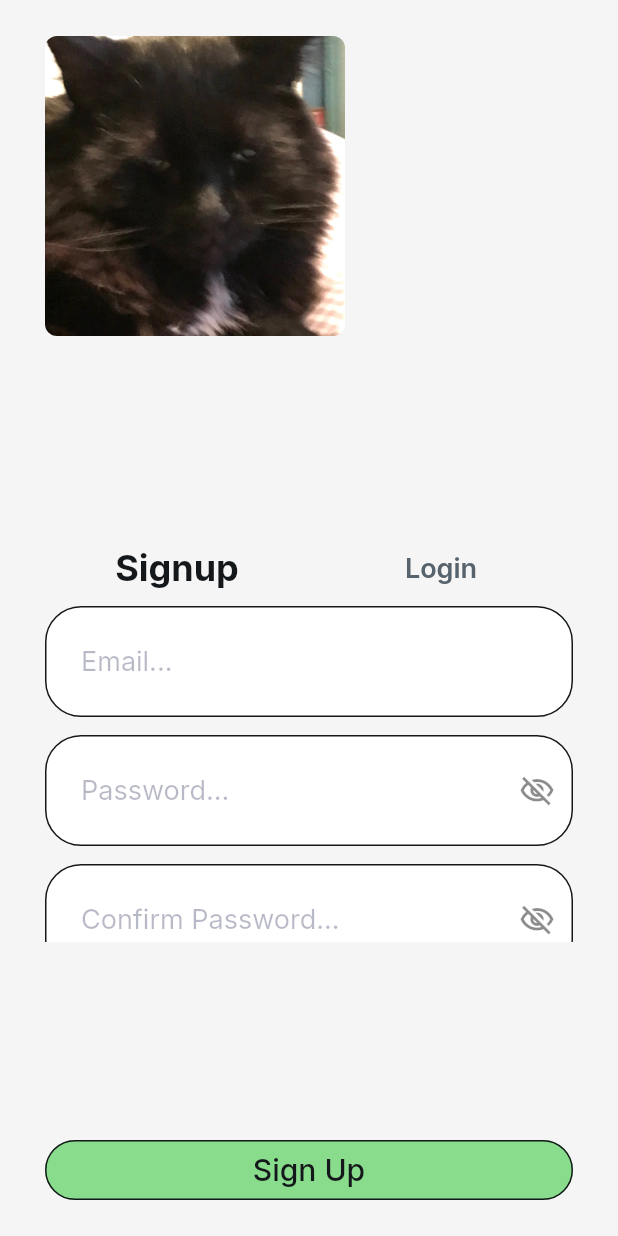
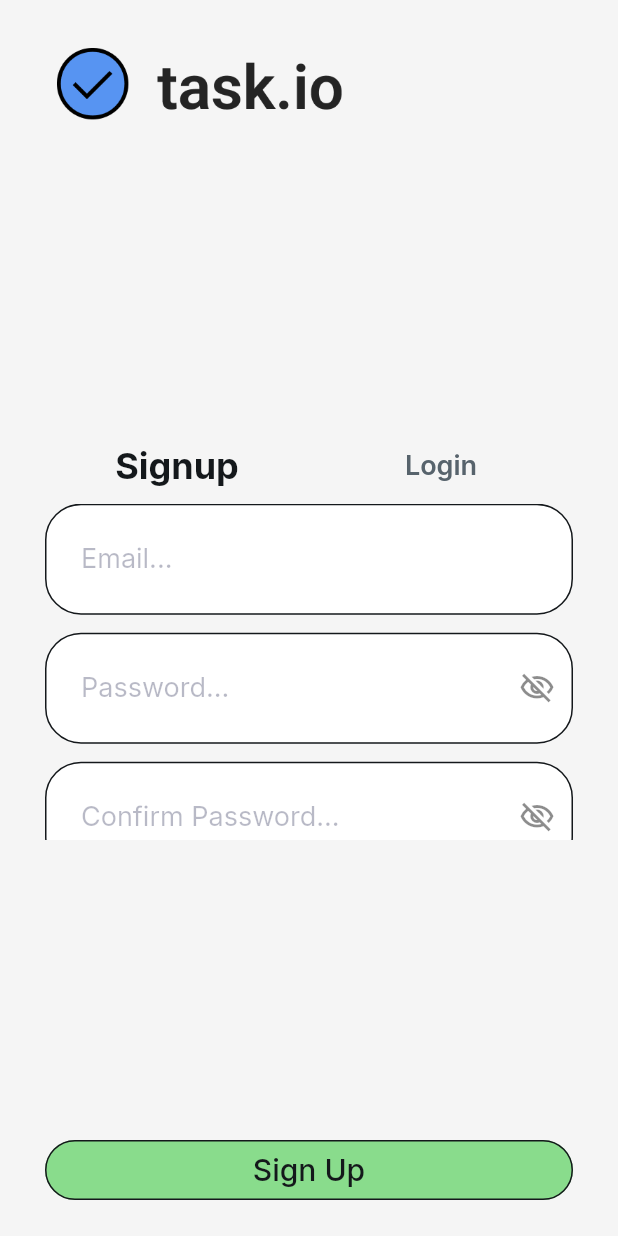
Before and after one commit to alecdel/TodoApp-FlutterFlow, a Flutter app: the screen it shows after launch, on a phone screen of 412 x 824 dp. Run offline on Flutter 3.47's test engine with Material 3 defaults, Android fonts, the phone set to English and light mode, and no system bars; drawn by our look-alikes of auto_size_text; our stand-ins replace cloud_firestore, easy_debounce, file_picker, firebase_auth, firebase_core, firebase_storage and 12 more; missing offline and left inert: json_path, mime_type; accounts and stored records are empty.

```diff
--- a/lib/login/login_widget.dart
+++ b/lib/login/login_widget.dart
@@ -82,7 +82,7 @@ class _LoginWidgetState extends State<LoginWidget>
                     ClipRRect(
                       borderRadius: BorderRadius.circular(8.0),
                       child: Image.asset(
-                        'assets/images/IMG_8688_Original.JPEG',
+                        'assets/images/Group_7.png',
                         width: 200.0,
                         fit: BoxFit.contain,
                       ),
```
Also changed, not shown: assets/images/Group_7.png (added), assets/images/IMG_8688_Original.JPEG (deleted).
